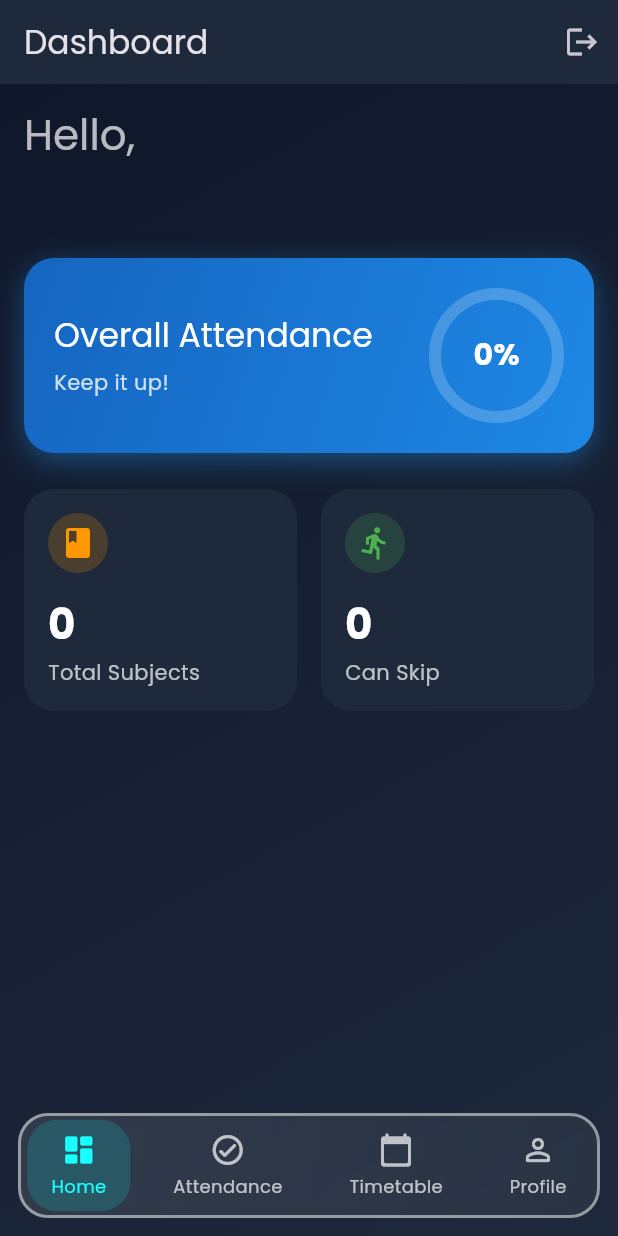
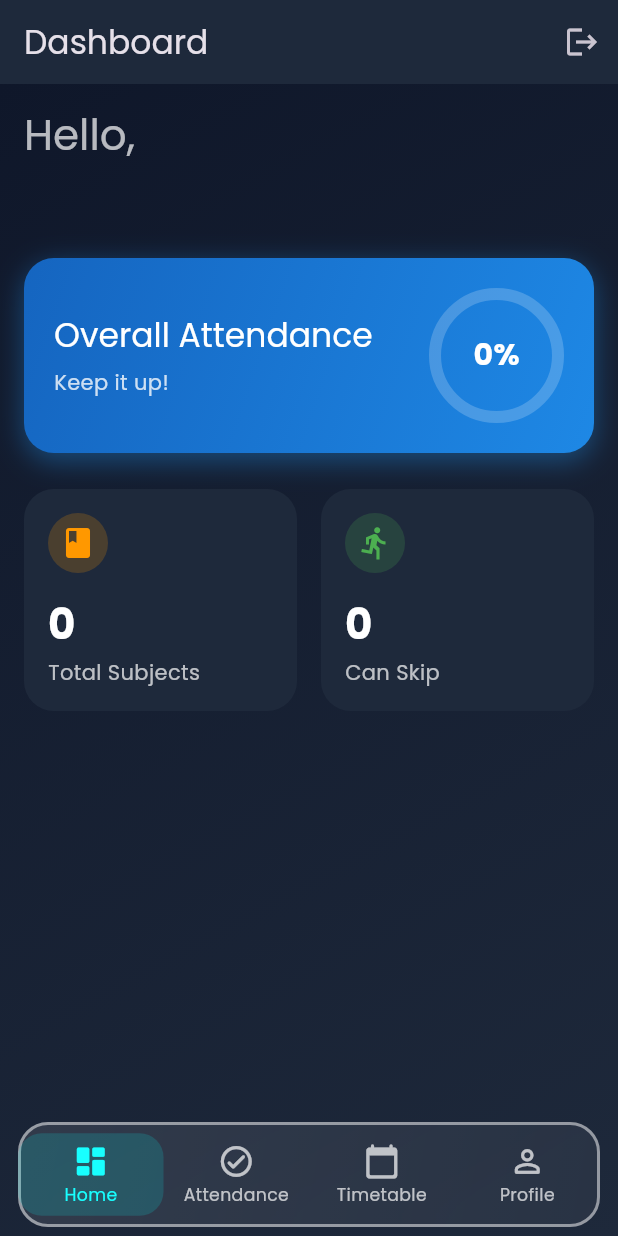
Before and after one commit to Aabi7904/attendo-flutter-app, a Flutter app: the screen it shows once a user with an empty profile is signed in, on a phone screen of 412 x 824 dp. Run offline on Flutter 3.47's test engine with Material 3 defaults, Android fonts, the light colour scheme and no system bars; drawn by our look-alikes of glassmorphism, oktoast, percent_indicator; our stand-ins replace cloud_firestore, firebase_auth, firebase_core, flutter_animate, google_fonts, google_sign_in; accounts and stored records are empty.

Commit message:
made some responsiveness

```diff
--- a/lib/screens/dashboard_screen.dart
+++ b/lib/screens/dashboard_screen.dart
@@ -42,14 +42,12 @@ class _DashboardScreenState extends State<DashboardScreen> {
               final subjects = subjectSnapshot.data ?? [];
               final totalSubjects = subjects.length;
 
-              // --- UPDATED CALCULATIONS ---
               final totalAttended = subjects.fold(0, (sum, item) => sum + item.attended);
               final totalMissed = subjects.fold(0, (sum, item) => sum + item.missed);
               final totalClasses = totalAttended + totalMissed;
 
               final overallPercentage = totalClasses > 0 ? totalAttended / totalClasses : 0.0;
 
-              // Calculate total skippable classes by summing them up from each subject
               int totalSkippableClasses = 0;
               for (var subject in subjects) {
                 final totalForSubject = subject.attended + subject.missed;
@@ -86,7 +84,6 @@ class _DashboardScreenState extends State<DashboardScreen> {
       child: Column(
         crossAxisAlignment: CrossAxisAlignment.start,
         children: [
-          // Welcome Header
           Text(
             "Hello,",
             style: Theme.of(context)
@@ -102,10 +99,8 @@ class _DashboardScreenState extends State<DashboardScreen> {
                 ?.copyWith(color: Colors.white, fontWeight: FontWeight.bold),
           ),
           const SizedBox(height: 24),
-          // Attendance Summary Card
           _buildAttendanceCard(attendancePercentage),
           const SizedBox(height: 24),
-          // Other Stats
           Row(
             children: [
               Expanded(
@@ -122,6 +117,7 @@ class _DashboardScreenState extends State<DashboardScreen> {
     );
   }
 
+  // ✅ UPDATED THIS METHOD TO FIX OVERFLOW
   Widget _buildAttendanceCard(double percentage) {
     return Container(
       padding: const EdgeInsets.all(20),
@@ -141,9 +137,10 @@ class _DashboardScreenState extends State<DashboardScreen> {
         ],
       ),
       child: Row(
-        mainAxisAlignment: MainAxisAlignment.spaceBetween,
+        crossAxisAlignment: CrossAxisAlignment.center,
         children: [
-          Column(
+          Expanded(
+            child: Column(
               crossAxisAlignment: CrossAxisAlignment.start,
               children: [
                 Text(
@@ -152,6 +149,7 @@ class _DashboardScreenState extends State<DashboardScreen> {
                       .textTheme
                       .titleLarge
                       ?.copyWith(color: Colors.white),
+                  overflow: TextOverflow.ellipsis,
                 ),
                 const SizedBox(height: 8),
                 Text(
@@ -160,20 +158,28 @@ class _DashboardScreenState extends State<DashboardScreen> {
                 ),
               ],
             ),
-          CircularPercentIndicator(
+          ),
+          const SizedBox(width: 12),
+          SizedBox(
+            width: 90,
+            height: 90,
+            child: CircularPercentIndicator(
               radius: 45.0,
               lineWidth: 8.0,
               percent: percentage,
-            center: Text(
+              center: FittedBox(
+                child: Text(
                   "${(percentage * 100).toStringAsFixed(0)}%",
                   style: const TextStyle(
                       color: Colors.white,
                       fontWeight: FontWeight.bold,
                       fontSize: 20),
                 ),
+              ),
               progressColor: Colors.cyanAccent,
               backgroundColor: Colors.white.withAlpha(50),
               circularStrokeCap: CircularStrokeCap.round,
+            ),
           ),
         ],
       ),
--- a/lib/screens/home_screen.dart
+++ b/lib/screens/home_screen.dart
@@ -74,9 +74,11 @@ class _HomeScreenState extends State<HomeScreen> {
           children: _widgetOptions,
         ),
       ),
-      bottomNavigationBar: CustomBottomNav(
-        selectedIndex: _selectedIndex,
-        onItemTapped: _onItemTapped,
+      bottomNavigationBar: SafeArea(
+        child: CustomBottomNav(
+          selectedIndex: _selectedIndex,
+          onItemTapped: _onItemTapped,
+        ),
       ),
     );
   }
--- a/lib/widgets/custom_bottom_nav.dart
+++ b/lib/widgets/custom_bottom_nav.dart
@@ -13,8 +13,11 @@ class CustomBottomNav extends StatelessWidget {
 
   @override
   Widget build(BuildContext context) {
-    return Padding(
-      padding: const EdgeInsets.all(12.0),
+    //final screenWidth = MediaQuery.of(context).size.width;
+
+    return SafeArea(
+      child: Padding(
+        padding: const EdgeInsets.symmetric(horizontal: 12.0, vertical: 6),
         child: GlassmorphicContainer(
           width: double.infinity,
           height: 70,
@@ -26,51 +29,70 @@ class CustomBottomNav extends StatelessWidget {
             begin: Alignment.topLeft,
             end: Alignment.bottomRight,
             colors: [
-            Color.fromRGBO(255, 255, 255, 0.1),
-            Color.fromRGBO(255, 255, 255, 0.05),
+              const Color.fromRGBO(255, 255, 255, 0.1),
+              const Color.fromRGBO(255, 255, 255, 0.05),
             ],
           ),
           borderGradient: LinearGradient(
             begin: Alignment.topLeft,
             end: Alignment.bottomRight,
             colors: [
-            Color.fromRGBO(255, 255, 255, 0.5),
-            Color.fromRGBO(255, 255, 255, 0.5),
+              const Color.fromRGBO(255, 255, 255, 0.5),
+              const Color.fromRGBO(255, 255, 255, 0.5),
             ],
           ),
           child: Row(
-          mainAxisAlignment: MainAxisAlignment.spaceAround,
+            mainAxisAlignment: MainAxisAlignment.spaceEvenly,
             children: [
-            _buildNavItem(Icons.dashboard_rounded, "Home", 0),
-            _buildNavItem(Icons.check_circle_outline_rounded, "Attendance", 1),
-            _buildNavItem(Icons.calendar_today_rounded, "Timetable", 2),
-            _buildNavItem(Icons.person_outline_rounded, "Profile", 3),
+              _buildNavItem(context, Icons.dashboard_rounded, "Home", 0),
+              _buildNavItem(context, Icons.check_circle_outline_rounded, "Attendance", 1),
+              _buildNavItem(context, Icons.calendar_today_rounded, "Timetable", 2),
+              _buildNavItem(context, Icons.person_outline_rounded, "Profile", 3),
             ],
+          ),
         ),
       ),
     );
   }
 
-  Widget _buildNavItem(IconData icon, String label, int index) {
+  Widget _buildNavItem(BuildContext context, IconData icon, String label, int index) {
     final bool isSelected = selectedIndex == index;
     final color = isSelected ? Colors.cyanAccent : Colors.white70;
+    final screenWidth = MediaQuery.of(context).size.width;
 
-    return InkWell(
+    return Expanded( // ⬅️ Ensures even spacing and prevents overflow
+      child: InkWell(
         onTap: () => onItemTapped(index),
-      borderRadius: BorderRadius.circular(20),
+        borderRadius: BorderRadius.circular(16),
         child: Container(
-        padding: const EdgeInsets.symmetric(horizontal: 16, vertical: 8),
+          padding: EdgeInsets.symmetric(
+            horizontal: screenWidth * 0.02, // Responsive padding
+            vertical: screenWidth * 0.015,
+          ),
           decoration: BoxDecoration(
-          color: isSelected ? Color.fromRGBO(0, 255, 255, 0.15) : Colors.transparent,
-          borderRadius: BorderRadius.circular(20),
+            color: isSelected
+                ? const Color.fromRGBO(0, 255, 255, 0.15)
+                : Colors.transparent,
+            borderRadius: BorderRadius.circular(16),
           ),
           child: Column(
             mainAxisSize: MainAxisSize.min,
             children: [
-            Icon(icon, color: color, size: 24),
-            const SizedBox(height: 4),
-            Text(label, style: TextStyle(color: color, fontSize: 12)),
+              Icon(icon, color: color, size: screenWidth * 0.06), // responsive icon
+              const SizedBox(height: 2),
+              FittedBox(
+                child: Text(
+                  label,
+                  style: TextStyle(
+                    color: color,
+                    fontSize: screenWidth * 0.028, // responsive font size
+                  ),
+                  maxLines: 1,
+                  overflow: TextOverflow.ellipsis,
+                ),
+              ),
             ],
+          ),
         ),
       ),
     );
```
Also changed, not shown: lib/screens/attendance_marker_screen.dart (+99 -20 lines), lib/screens/profile_screen.dart (+17 -13 lines). Lines whose indentation alone changed are shown as unchanged.
